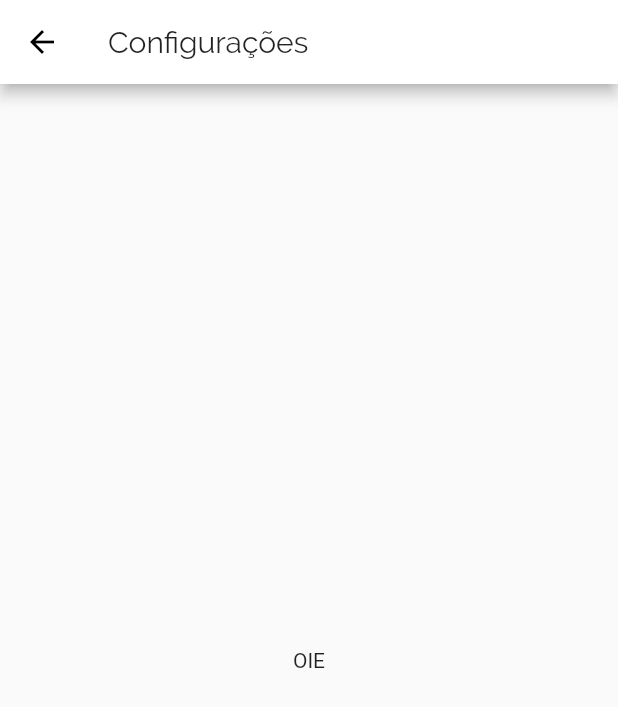
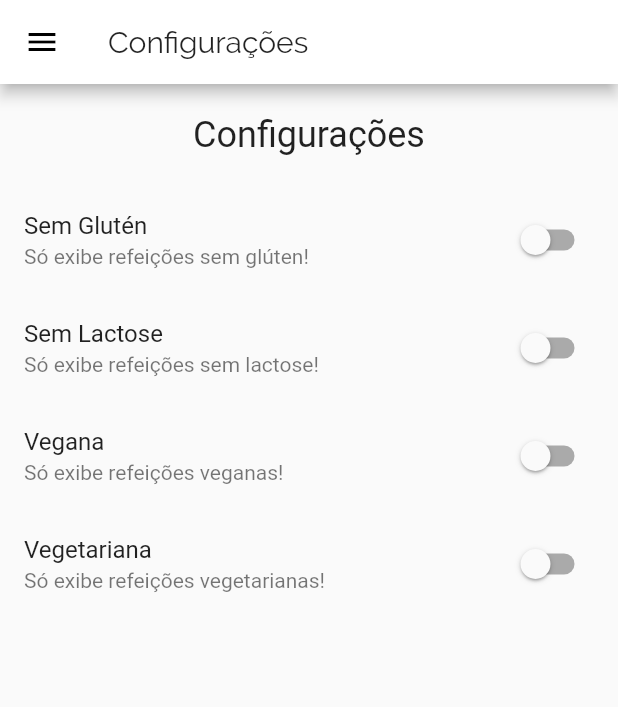
Before and after one commit to IkeSZ/recipes-app, a Flutter app: the Settings screen opened by its route, on a phone screen of 412 x 824 dp. Shown: the top 707 px of the screen. Run offline on Flutter 3.47's test engine with Material 2 defaults, Android fonts, the phone set to English and light mode, and no system bars; network calls fail.

Commit message:
Added settings filters

```diff
--- a/lib/components/mainDrawer.dart
+++ b/lib/components/mainDrawer.dart
@@ -44,13 +44,13 @@ class MainDrawer extends StatelessWidget {
           _createItem(
             icon: Icons.restaurant,
             label: 'Refeições',
-            onTap: () => Navigator.of(ctx).pushNamed(AppRoutes.HOME),
+            onTap: () => Navigator.of(ctx).pushReplacementNamed(AppRoutes.HOME),
           ),
 
           _createItem(
             icon: Icons.settings,
             label: 'Configurações',
-            onTap: () => Navigator.of(ctx).pushNamed(AppRoutes.SETTINGS),
+            onTap: () => Navigator.of(ctx).pushReplacementNamed(AppRoutes.SETTINGS),
           ),
         ],
       ),
--- a/lib/main.dart
+++ b/lib/main.dart
@@ -10,9 +10,35 @@ import 'screens/settings.dart';
 // Routes
 import 'routes/appRoutes.dart';
 
+// Models
+import 'models/meal.dart';
+import 'models/settingsFilter.dart';
+
+// Data
+import 'data/dummyData.dart';
+
 void main() => runApp(MyApp());
 
-class MyApp extends StatelessWidget {
+class MyApp extends StatefulWidget {
+  _MyAppState createState() => _MyAppState();
+}
+
+class _MyAppState extends State<MyApp> {
+  List<Meal> _availableMeals = DUMMY_MEALS;
+
+  void _filterMeals(SettingsFilter settings) {
+    setState(() {
+      _availableMeals = DUMMY_MEALS.where((meal) {
+        final filterGluten = settings.isGlutenFree && !meal.isGlutenFree;
+        final filterLactose = settings.isLactoseFree && !meal.isLactoseFree;
+        final filterVegan = settings.isVegan && !meal.isVegan;
+        final filterVegetarian = settings.isVegetarian && !meal.isVegetarian;
+
+        return !filterGluten && !filterLactose && !filterVegan && !filterVegetarian;
+      }).toList();
+    });
+  }
+
   @override
   Widget build(BuildContext ctx) {
     return MaterialApp(
@@ -31,9 +57,9 @@ class MyApp extends StatelessWidget {
 
       routes: {
         AppRoutes.HOME: (_) => TabsScreen(),
-        AppRoutes.CATEGORIES_MEALS: (_) => CategoriesMealsScreen(),
+        AppRoutes.CATEGORIES_MEALS: (_) => CategoriesMealsScreen(_availableMeals),
         AppRoutes.MEAL_DETAIL: (_) => MealDetail(),
-        AppRoutes.SETTINGS: (_) => Settings(),
+        AppRoutes.SETTINGS: (_) => Settings(_filterMeals),
       },
 
       onUnknownRoute: (_) {
--- /dev/null
+++ b/lib/models/settingsFilter.dart
@@ -0,0 +1,13 @@
+class SettingsFilter {
+   bool isGlutenFree;
+   bool isLactoseFree;
+   bool isVegan;
+   bool isVegetarian;
+
+  SettingsFilter({
+    this.isGlutenFree = false,
+    this.isLactoseFree = false,
+    this.isVegan = false,
+    this.isVegetarian = false,
+  });
+}
--- a/lib/screens/settings.dart
+++ b/lib/screens/settings.dart
@@ -1,6 +1,42 @@
 import 'package:flutter/material.dart';
 
-class Settings extends StatelessWidget {
+// Components
+import '../components/mainDrawer.dart';
+
+// Models
+import '../models/settingsFilter.dart';
+
+class Settings extends StatefulWidget {
+  final Function(SettingsFilter) onSettingsChange;
+
+  Settings(this.onSettingsChange);
+
+  @override
+  _SettingsState createState() => _SettingsState();
+}
+
+class _SettingsState extends State<Settings> {
+  var settings = SettingsFilter();
+
+  Widget _createSwitch({
+    String title,
+    String subtitle,
+    bool value,
+    Function(bool) onChange
+  }) {
+    return SwitchListTile.adaptive(
+      title: Text(title),
+      subtitle: Text(subtitle),
+
+      value: value,
+      onChanged: (value) {
+        onChange(value);
+
+        widget.onSettingsChange(settings);
+      },
+    );
+  }
+
   @override
   Widget build(BuildContext ctx) {
     return Scaffold(
@@ -9,8 +45,55 @@ class Settings extends StatelessWidget {
         title: Text('Configurações'),
       ),
 
+      drawer: MainDrawer(),
+
       body: Center(
-        child: Text('OIE'),
+        child: Column(
+          children: <Widget>[
+            Container(
+              padding: EdgeInsets.all(20),
+
+              child: Text(
+                'Configurações',
+                style: TextStyle(fontSize: 24)
+              ),
+            ),
+
+            Expanded(
+              child: ListView(
+                children: <Widget>[
+                  _createSwitch(
+                    title: 'Sem Glutén',
+                    subtitle: 'Só exibe refeições sem glúten!',
+                    value: settings.isGlutenFree,
+                    onChange: (value) => setState(() => settings.isGlutenFree = value),
+                  ),
+
+                  _createSwitch(
+                    title: 'Sem Lactose',
+                    subtitle: 'Só exibe refeições sem lactose!',
+                    value: settings.isLactoseFree,
+                    onChange: (value) => setState(() => settings.isLactoseFree = value),
+                  ),
+
+                  _createSwitch(
+                    title: 'Vegana',
+                    subtitle: 'Só exibe refeições veganas!',
+                    value: settings.isVegan,
+                    onChange: (value) => setState(() => settings.isVegan = value),
+                  ),
+
+                  _createSwitch(
+                    title: 'Vegetariana',
+                    subtitle: 'Só exibe refeições vegetarianas!',
+                    value: settings.isVegetarian,
+                    onChange: (value) => setState(() => settings.isVegetarian = value),
+                  ),
+                ],
+              ),
+            )
+          ],
+        ),
       ),
     );
   }
```
Also changed, not shown: lib/screens/categoriesMeals.dart (+6 -4 lines), lib/screens/mealDetail.dart (+10 -2 lines).
